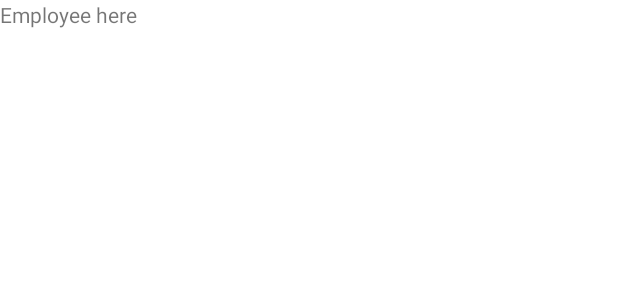
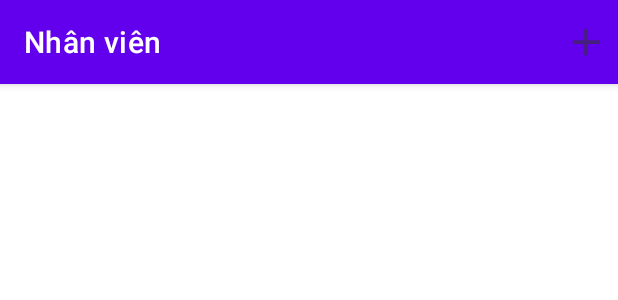
Before and after one commit to khoith05/ProjectManagement, an Android app: the layout fragment_employee.xml on its own in the app's theme, with its tools: preview values and no code run, on a phone screen of 412 x 824 dp. Shown: the top 300 px of the screen. Run offline under Robolectric (Android 15) with nearby library versions, the phone set to English and light mode, and no system bars.

Commit message:
==============Khoi============= add Employee actionbar

```diff
--- a/app/src/main/java/com/example/android/projectmanagement/Employee.java
+++ b/app/src/main/java/com/example/android/projectmanagement/Employee.java
@@ -7,6 +7,7 @@ import androidx.fragment.app.Fragment;
 import android.view.LayoutInflater;
 import android.view.View;
 import android.view.ViewGroup;
+import androidx.appcompat.app.ActionBar;
 
 /**
  * A simple {@link Fragment} subclass.
@@ -58,7 +59,8 @@ public class Employee extends Fragment {
     @Override
     public View onCreateView(LayoutInflater inflater, ViewGroup container,
                              Bundle savedInstanceState) {
-        getActivity().setTitle("Employee");
+        getActivity().setTitle("Nhân viên");
+
         // Inflate the layout for this fragment
         return inflater.inflate(R.layout.fragment_employee, container, false);
     }
--- /dev/null
+++ b/app/src/main/res/drawable-anydpi/add.xml
@@ -0,0 +1,16 @@
+<vector xmlns:android="http://schemas.android.com/apk/res/android"
+    android:width="24dp"
+    android:height="24dp"
+    android:viewportWidth="24"
+    android:viewportHeight="24"
+    android:tint="#333333"
+    android:alpha="0.6">
+  <group android:scaleX="1.25"
+      android:scaleY="1.25"
+      android:translateX="-3"
+      android:translateY="-3">
+    <path
+        android:fillColor="@android:color/white"
+        android:pathData="M19,13h-6v6h-2v-6H5v-2h6V5h2v6h6v2z"/>
+  </group>
+</vector>
--- a/app/src/main/res/layout/fragment_employee.xml
+++ b/app/src/main/res/layout/fragment_employee.xml
@@ -1,14 +1,57 @@
 <?xml version="1.0" encoding="utf-8"?>
-<FrameLayout xmlns:android="http://schemas.android.com/apk/res/android"
+<LinearLayout xmlns:android="http://schemas.android.com/apk/res/android"
     xmlns:tools="http://schemas.android.com/tools"
+    xmlns:app="http://schemas.android.com/apk/res-auto"
     android:layout_width="match_parent"
     android:layout_height="match_parent"
+    android:orientation="horizontal"
     tools:context=".Employee">
 
     <!-- TODO: Update blank fragment layout -->
-    <TextView
+
+
+    <com.google.android.material.appbar.AppBarLayout
+        android:id="@+id/appBarLayout"
         android:layout_width="match_parent"
-        android:layout_height="match_parent"
-        android:text="Employee here" />
+        android:layout_height="wrap_content"
+        app:layout_constraintEnd_toEndOf="parent"
+        app:layout_constraintStart_toStartOf="parent"
+        app:layout_constraintTop_toTopOf="parent">
 
-</FrameLayout>
+        <androidx.constraintlayout.widget.ConstraintLayout
+            android:layout_width="match_parent"
+            android:layout_height="match_parent">
+
+            <androidx.appcompat.widget.Toolbar
+                android:id="@+id/EmployeeToolbar"
+                android:layout_width="match_parent"
+                android:layout_height="wrap_content"
+                android:background="@color/design_default_color_primary"
+                android:minHeight="?attr/actionBarSize"
+                android:theme="?attr/actionBarTheme"
+                app:layout_constraintEnd_toEndOf="parent"
+                app:layout_constraintStart_toStartOf="parent"
+                app:layout_constraintTop_toTopOf="parent"
+                app:title="Nhân viên"
+                app:titleTextColor="#ffff" />
+            <ImageView
+                android:id="@+id/addEmployee"
+                android:layout_width="wrap_content"
+                android:layout_height="24dp"
+                android:layout_marginEnd="9dp"
+                app:layout_constraintBottom_toBottomOf="parent"
+                app:layout_constraintEnd_toEndOf="@+id/EmployeeToolbar"
+                app:layout_constraintTop_toTopOf="parent"
+                app:srcCompat="@drawable/add"
+
+                />
+
+        </androidx.constraintlayout.widget.ConstraintLayout>
+    </com.google.android.material.appbar.AppBarLayout>
+
+
+
+
+
+
+</LinearLayout>
--- a/app/src/main/res/values-night/themes.xml
+++ b/app/src/main/res/values-night/themes.xml
@@ -1,6 +1,6 @@
 <resources xmlns:tools="http://schemas.android.com/tools">
     <!-- Base application theme. -->
-    <style name="Theme.ProjectManagement" parent="Theme.MaterialComponents.DayNight.DarkActionBar">
+    <style name="Theme.ProjectManagement" parent="Theme.MaterialComponents.DayNight.NoActionBar">
         <!-- Primary brand color. -->
         <item name="colorPrimary">@color/purple_200</item>
         <item name="colorPrimaryVariant">@color/purple_700</item>
--- a/app/src/main/res/values/themes.xml
+++ b/app/src/main/res/values/themes.xml
@@ -1,6 +1,6 @@
 <resources xmlns:tools="http://schemas.android.com/tools">
     <!-- Base application theme. -->
-    <style name="Theme.ProjectManagement" parent="Theme.MaterialComponents.DayNight.DarkActionBar">
+    <style name="Theme.ProjectManagement" parent="Theme.MaterialComponents.DayNight.NoActionBar">
         <!-- Primary brand color. -->
         <item name="colorPrimary">@color/purple_500</item>
         <item name="colorPrimaryVariant">@color/purple_700</item>
```
Also changed, not shown: app/src/main/res/drawable-hdpi/add.png (added), app/src/main/res/drawable-mdpi/add.png (added), app/src/main/res/drawable-xhdpi/add.png (added), app/src/main/res/drawable-xxhdpi/add.png (added).
